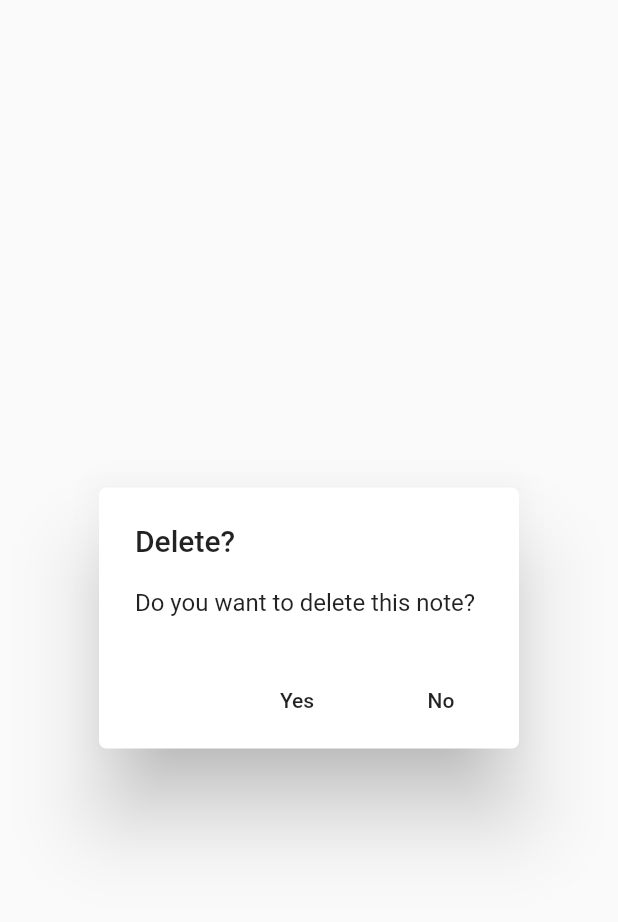
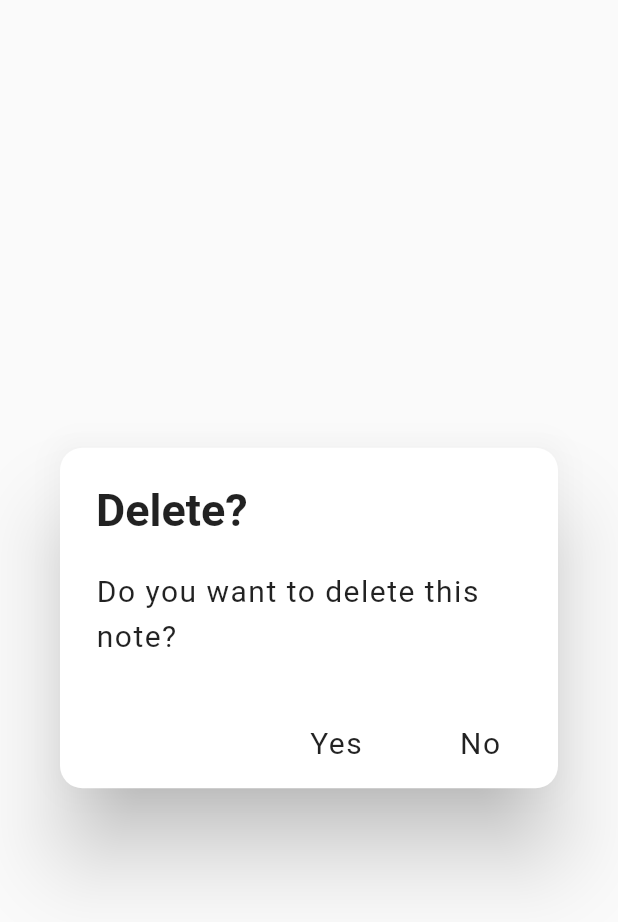
Before and after one commit to zestybean/what-todo, a Flutter app: the DeletePopUp widget shown alone on an empty page, opened directly with empty values, on a phone screen of 412 x 824 dp. Shown: the top 922 px of the screen. Run offline on Flutter 3.47's test engine with Material 2 defaults, Android fonts, the phone set to English and light mode, and no system bars; our stand-ins replace avatar_glow, font_awesome_flutter, google_fonts, image_picker, shared_preferences, speech_to_text and 1 more; accounts and stored records are empty; Roboto replaces fonts that are missing (Economica).

Commit message:
Small ui changes to pop up

```diff
--- a/lib/screens/note_edit_screen.dart
+++ b/lib/screens/note_edit_screen.dart
@@ -295,8 +295,6 @@ class _NoteEditScreenState extends State<NoteEditScreen> {
 
   //Speech to text handle
   void _listen() async {
-    contentController.clear();
-
     if (!_isListening) {
       bool available = await _speech.initialize(
         onStatus: (val) => print('onStatus: $val'),
@@ -307,6 +305,7 @@ class _NoteEditScreenState extends State<NoteEditScreen> {
         _speech.listen(
           onResult: (val) => setState(
             () {
+              contentController.clear();
               contentController.text = val.recognizedWords;
             },
           ),
@@ -334,7 +333,7 @@ class SpeechToTextButton extends StatelessWidget {
       glowColor: Theme.of(context).appBarTheme.color,
       repeat: true,
       endRadius: 50.0,
-      duration: const Duration(milliseconds: 2000),
+      duration: const Duration(milliseconds: 1000),
       repeatPauseDuration: const Duration(milliseconds: 100),
       child: GestureDetector(
         onTap: listenFunction,
--- a/lib/utils/constants.dart
+++ b/lib/utils/constants.dart
@@ -21,6 +21,25 @@ const headerColor4 = Color(0xFFe9c46a);
 
 const white = Colors.white;
 
+enum EditMode {
+  ADD,
+  UPDATE,
+}
+
+var popUpTitleStyle = GoogleFonts.economica(
+  textStyle: TextStyle(
+    //color: white,
+    fontSize: 30.0,
+    fontWeight: FontWeight.bold,
+  ),
+);
+
+var popUpContentStyle = GoogleFonts.economica(
+    letterSpacing: 1.0,
+    fontSize: 20.0,
+    height: 1.5,
+    fontWeight: FontWeight.w400);
+
 var headerRideStyle = GoogleFonts.economica(
   textStyle: TextStyle(
     //color: white,
@@ -35,11 +54,6 @@ var headerNoteStyle = GoogleFonts.economica(
     fontWeight: FontWeight.bold,
   ),
 );
-
-enum EditMode {
-  ADD,
-  UPDATE,
-}
 
 var noNotesStyle = GoogleFonts.economica(
   textStyle: TextStyle(
--- a/lib/widgets/delete_popup.dart
+++ b/lib/widgets/delete_popup.dart
@@ -12,6 +12,9 @@ import '../helper/helpers.dart';
 //Packages
 import 'package:provider/provider.dart';
 
+//Utils
+import '../utils/utils.dart';
+
 class DeletePopUp extends StatelessWidget {
   const DeletePopUp({
     Key key,
@@ -24,13 +27,17 @@ class DeletePopUp extends StatelessWidget {
   Widget build(BuildContext context) {
     return AlertDialog(
       shape: RoundedRectangleBorder(
-        borderRadius: BorderRadius.circular(5),
+        borderRadius: BorderRadius.circular(15.0),
       ),
-      title: Text('Delete?'),
-      content: Text('Do you want to delete this note?'),
+      title: Text('Delete?', style: popUpTitleStyle),
+      content:
+          Text('Do you want to delete this note?', style: popUpContentStyle),
       actions: [
         FlatButton(
-          child: Text('Yes'),
+          child: Text(
+            'Yes',
+            style: popUpContentStyle,
+          ),
           onPressed: () {
             Provider.of<NoteProvider>(context, listen: false)
                 .deleteNote(selectedNote.id);
@@ -38,7 +45,10 @@ class DeletePopUp extends StatelessWidget {
           },
         ),
         FlatButton(
-          child: Text('No'),
+          child: Text(
+            'No',
+            style: popUpContentStyle,
+          ),
           onPressed: () {
             Navigator.pop(context);
           },
```
